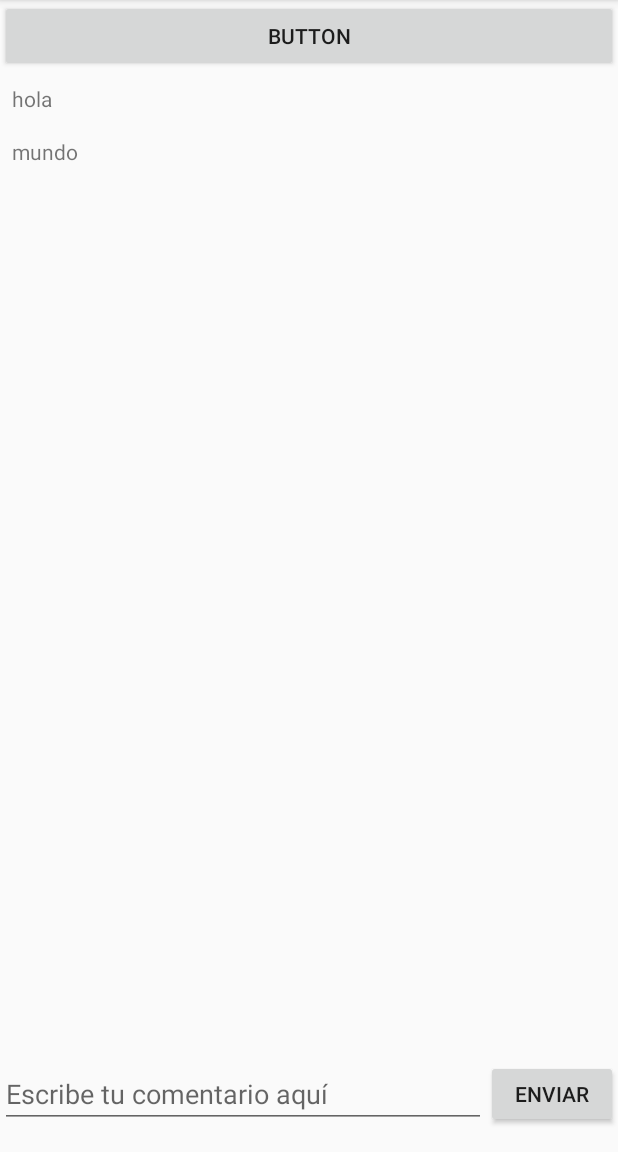
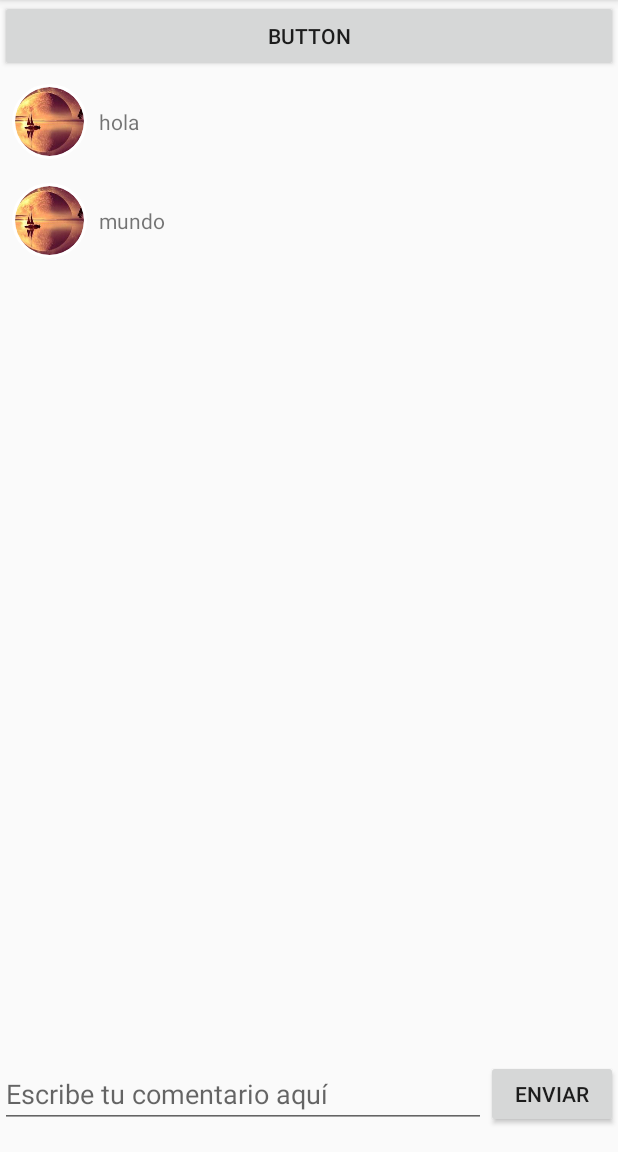
Before and after one commit to javiixu/UDARE, an Android app built with Jetpack Compose: the ComentariosActivity screen opened directly, with no data from a screen before it, on a phone screen of 412 x 824 dp, the part 84-1236 px from its top. Run offline under Robolectric (Android 15) with nearby library versions, the light colour scheme and no system bars; our stand-ins replace CircleImageView.

Commit message:
Comentarios con foto de perfil

```diff
--- a/app/src/main/java/com/example/udare/presentation/ComentariosActivity.kt
+++ b/app/src/main/java/com/example/udare/presentation/ComentariosActivity.kt
@@ -5,6 +5,7 @@ import androidx.appcompat.app.AppCompatActivity
 import android.os.Bundle
 import android.view.WindowManager
 import android.widget.Button
+import android.widget.EditText
 import androidx.recyclerview.widget.LinearLayoutManager
 import androidx.recyclerview.widget.RecyclerView
 import com.example.udare.Adapter.CommentsAdapter
@@ -18,9 +19,10 @@ class ComentariosActivity : AppCompatActivity() {
         super.onCreate(savedInstanceState)
         setContentView(R.layout.activity_comentarios)
 
-        window.setSoftInputMode(WindowManager.LayoutParams.SOFT_INPUT_ADJUST_RESIZE)
 
         val backButton = findViewById<Button>(R.id.bAtras)
+        val sendButton = findViewById<Button>(R.id.bEnviarComentario)
+        val comentarioListener = findViewById<EditText>(R.id.listenerComentario)
 
         val Lista: MutableList<String> = mutableListOf("hola", "mundo")
 
@@ -39,5 +41,10 @@ class ComentariosActivity : AppCompatActivity() {
                 startActivity(it)
             }
         }
+
+        sendButton.setOnClickListener {
+            val comentario = comentarioListener.text.toString()
+            comentarioListener.setText("")
+        }
     }
 }
--- a/app/src/main/res/layout/item_comentario.xml
+++ b/app/src/main/res/layout/item_comentario.xml
@@ -2,12 +2,26 @@
 <LinearLayout xmlns:android="http://schemas.android.com/apk/res/android"
     android:layout_width="match_parent"
     android:layout_height="wrap_content"
+    xmlns:app="http://schemas.android.com/apk/res-auto"
     android:layout_margin="8dp"
-    android:orientation="vertical">
+    android:orientation="horizontal">
+
+    <de.hdodenhof.circleimageview.CircleImageView
+        android:id="@+id/avatar"
+        android:layout_width="50dp"
+        android:layout_height="50dp"
+        android:src="@drawable/foto1"
+        android:contentDescription="Avatar del usuario"
+        app:civ_border_width="2dp"
+        app:civ_border_color="#FFFFFF"
+        android:layout_gravity="center_vertical" />
 
     <TextView
         android:id="@+id/comentario"
-        android:layout_width="match_parent"
+        android:layout_width="0dp"
         android:layout_height="wrap_content"
-        android:text="Hola" />
+        android:layout_weight="1"
+        android:text="Hola"
+        android:layout_marginStart="8dp"
+        android:layout_gravity="center_vertical" />
 </LinearLayout>
```
